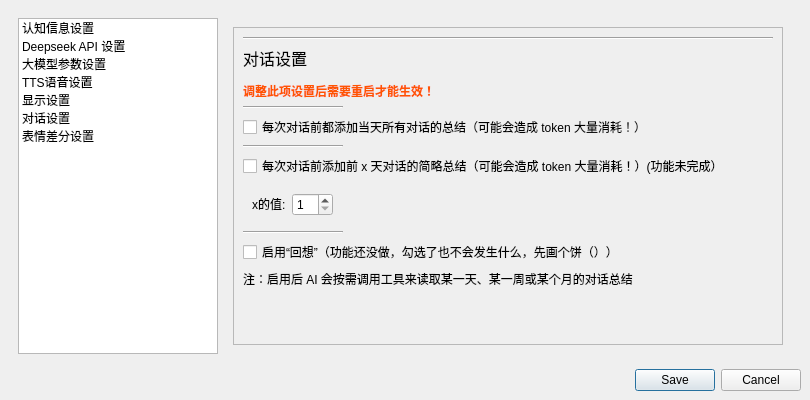
Before: the Qt Designer form app/asset/ui/setting.ui in CodeCCsky/chatWithQing, drawn with Qt 5.
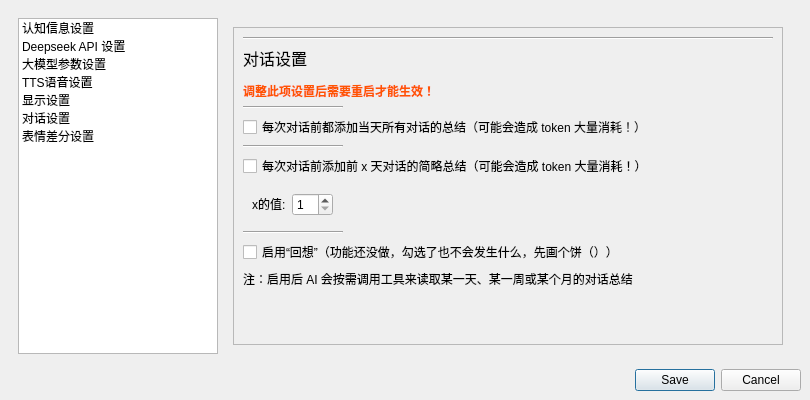
After: the same form once the commit is applied. The open tabs and pages were chosen to show the change.

Commit message: 修复一处文本错误

```diff
--- a/app/asset/ui/setting.ui
+++ b/app/asset/ui/setting.ui
@@ -1049,7 +1049,7 @@
                <item>
                 <widget class="QCheckBox" name="addXDayAgoHisSummaryCheckBox">
                  <property name="text">
-                  <string>每次对话前添加前 x 天对话的简略总结（可能会造成 token 大量消耗！）(功能未完成）</string>
+                  <string>每次对话前添加前 x 天对话的简略总结（可能会造成 token 大量消耗！）</string>
                  </property>
                 </widget>
                </item>
```
The commit also changes 1 other file.
